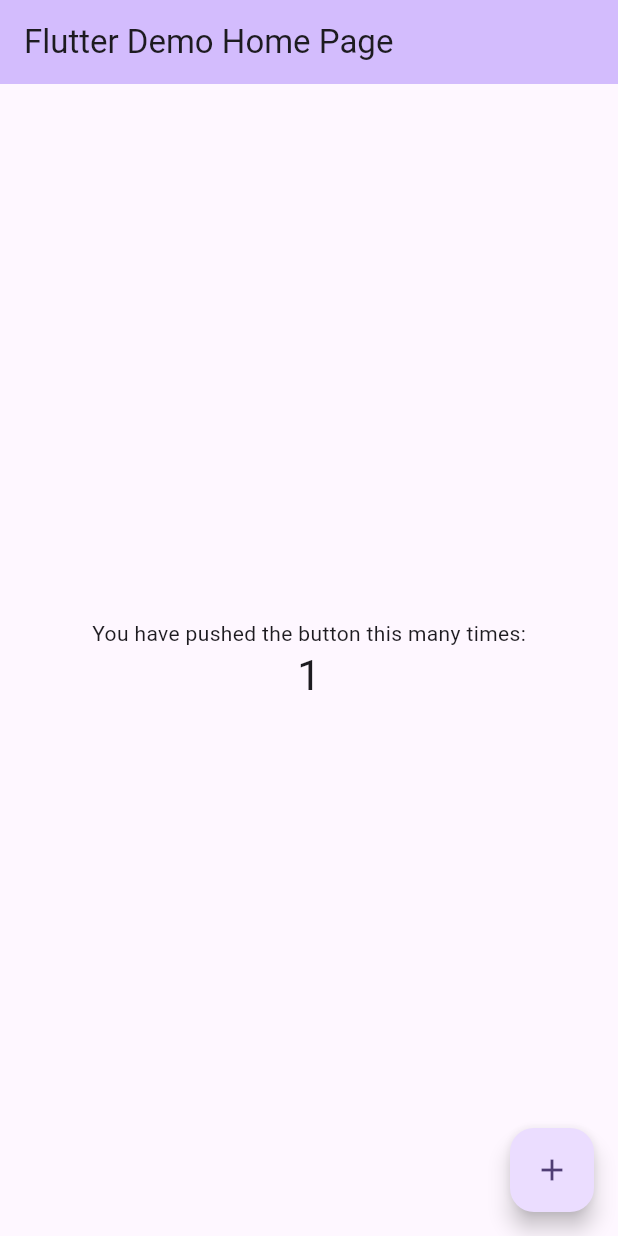
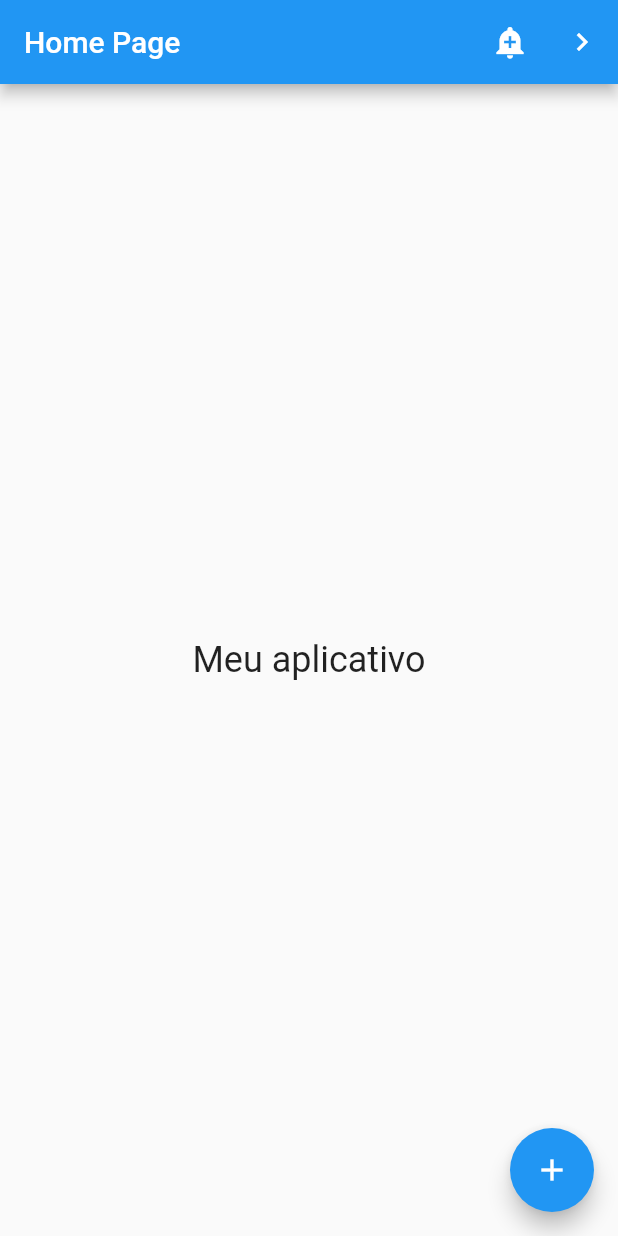
Before and after one commit to AdryelJr/Aplicativo-conceito-flutter, a Flutter app: the screen it shows after launch, after a tap on the "add" icon, on a phone screen of 412 x 824 dp. Run offline on Flutter 3.47's test engine with Material 2 defaults, Android fonts, the phone set to English and light mode, and no system bars.

Commit message:
update code

```diff
--- a/analysis_options.yaml
+++ b/analysis_options.yaml
@@ -22,6 +22,7 @@ linter:
   # `// ignore_for_file: name_of_lint` syntax on the line or in the file
   # producing the lint.
   rules:
+    prefer_const_constructors: false
     # avoid_print: false  # Uncomment to disable the `avoid_print` rule
     # prefer_single_quotes: true  # Uncomment to enable the `prefer_single_quotes` rule
 
--- /dev/null
+++ b/lib/home_page.dart
@@ -0,0 +1,87 @@
+import 'package:flutter/material.dart';
+
+class HomePage extends StatelessWidget {
+  const HomePage({super.key});
+
+  @override
+  Widget build(BuildContext context) {
+    return Scaffold(
+      appBar: AppBar(
+        title: Text('Home Page'),
+        actions: <Widget>[
+          IconButton(
+            icon: const Icon(Icons.add_alert),
+            tooltip: 'Show Snackbar',
+            onPressed: () {
+              ScaffoldMessenger.of(context).showSnackBar(
+                  const SnackBar(content: Text('mensagem do sininho')));
+            },
+          ),
+          IconButton(
+            icon: const Icon(Icons.navigate_next),
+            tooltip: 'Go to the next page',
+            onPressed: () {
+              Navigator.push(context,MaterialPageRoute<void>(
+                  builder: (BuildContext context) {
+                    return Scaffold(
+                      appBar: AppBar(
+                        title: const Text('Voltar Página'),
+                        actions: <Widget>[
+                          IconButton(
+                            icon: const Icon(Icons.navigate_next),
+                            tooltip: 'Go to the next page',
+                            onPressed: () {
+                              Navigator.push(context, MaterialPageRoute<void>(
+                                  builder: (BuildContext context) {
+                                    return Scaffold(
+                                      appBar: AppBar(
+                                        title: const Text('Voltar Página'),
+                                      ),
+                                      body: const Center(
+                                        child: Text(
+                                          'Terceira página',
+                                          style: TextStyle(fontSize: 24),
+                                        ),
+                                      ),
+                                      floatingActionButton:
+                                          FloatingActionButton(
+                                              child: Text('Botão pagina 3'),
+                                              onPressed: () {
+                                                print('botão pagina 3');
+                                              }),
+                                    );
+                                  },
+                                ),
+                              );
+                            },
+                          ),
+                        ],
+                      ),
+                      body: const Center(
+                        child: Text(
+                          'Segunda página',
+                          style: TextStyle(fontSize: 24),
+                        ),
+                      ),
+                    );
+                  },
+                ),
+              );
+            },
+          ),
+        ],
+      ),
+      body: Center(
+        child: Text(
+          'Meu aplicativo',
+          style: TextStyle(fontSize: 24),
+        ),
+      ),
+      floatingActionButton: FloatingActionButton(
+          child: Icon(Icons.add),
+          onPressed: () {
+            print('Botão pagina 1');
+          }),
+    );
+  }
+}
--- a/lib/main.dart
+++ b/lib/main.dart
@@ -1,125 +1,7 @@
 import 'package:flutter/material.dart';
 
+import 'myApp.dart';
+
 void main() {
-  runApp(const MyApp());
+  runApp(MyApp());
 }
-
-class MyApp extends StatelessWidget {
-  const MyApp({super.key});
-
-  // This widget is the root of your application.
-  @override
-  Widget build(BuildContext context) {
-    return MaterialApp(
-      title: 'Flutter Demo',
-      theme: ThemeData(
-        // This is the theme of your application.
-        //
-        // TRY THIS: Try running your application with "flutter run". You'll see
-        // the application has a blue toolbar. Then, without quitting the app,
-        // try changing the seedColor in the colorScheme below to Colors.green
-        // and then invoke "hot reload" (save your changes or press the "hot
-        // reload" button in a Flutter-supported IDE, or press "r" if you used
-        // the command line to start the app).
-        //
-        // Notice that the counter didn't reset back to zero; the application
-        // state is not lost during the reload. To reset the state, use hot
-        // restart instead.
-        //
-        // This works for code too, not just values: Most code changes can be
-        // tested with just a hot reload.
-        colorScheme: ColorScheme.fromSeed(seedColor: Colors.deepPurple),
-        useMaterial3: true,
-      ),
-      home: const MyHomePage(title: 'Flutter Demo Home Page'),
-    );
-  }
-}
-
-class MyHomePage extends StatefulWidget {
-  const MyHomePage({super.key, required this.title});
-
-  // This widget is the home page of your application. It is stateful, meaning
-  // that it has a State object (defined below) that contains fields that affect
-  // how it looks.
-
-  // This class is the configuration for the state. It holds the values (in this
-  // case the title) provided by the parent (in this case the App widget) and
-  // used by the build method of the State. Fields in a Widget subclass are
-  // always marked "final".
-
-  final String title;
-
-  @override
-  State<MyHomePage> createState() => _MyHomePageState();
-}
-
-class _MyHomePageState extends State<MyHomePage> {
-  int _counter = 0;
-
-  void _incrementCounter() {
-    setState(() {
-      // This call to setState tells the Flutter framework that something has
-      // changed in this State, which causes it to rerun the build method below
-      // so that the display can reflect the updated values. If we changed
-      // _counter without calling setState(), then the build method would not be
-      // called again, and so nothing would appear to happen.
-      _counter++;
-    });
-  }
-
-  @override
-  Widget build(BuildContext context) {
-    // This method is rerun every time setState is called, for instance as done
-    // by the _incrementCounter method above.
-    //
-    // The Flutter framework has been optimized to make rerunning build methods
-    // fast, so that you can just rebuild anything that needs updating rather
-    // than having to individually change instances of widgets.
-    return Scaffold(
-      appBar: AppBar(
-        // TRY THIS: Try changing the color here to a specific color (to
-        // Colors.amber, perhaps?) and trigger a hot reload to see the AppBar
-        // change color while the other colors stay the same.
-        backgroundColor: Theme.of(context).colorScheme.inversePrimary,
-        // Here we take the value from the MyHomePage object that was created by
-        // the App.build method, and use it to set our appbar title.
-        title: Text(widget.title),
-      ),
-      body: Center(
-        // Center is a layout widget. It takes a single child and positions it
-        // in the middle of the parent.
-        child: Column(
-          // Column is also a layout widget. It takes a list of children and
-          // arranges them vertically. By default, it sizes itself to fit its
-          // children horizontally, and tries to be as tall as its parent.
-          //
-          // Column has various properties to control how it sizes itself and
-          // how it positions its children. Here we use mainAxisAlignment to
-          // center the children vertically; the main axis here is the vertical
-          // axis because Columns are vertical (the cross axis would be
-          // horizontal).
-          //
-          // TRY THIS: Invoke "debug painting" (choose the "Toggle Debug Paint"
-          // action in the IDE, or press "p" in the console), to see the
-          // wireframe for each widget.
-          mainAxisAlignment: MainAxisAlignment.center,
-          children: <Widget>[
-            const Text(
-              'You have pushed the button this many times:',
-            ),
-            Text(
-              '$_counter',
-              style: Theme.of(context).textTheme.headlineMedium,
-            ),
-          ],
-        ),
-      ),
-      floatingActionButton: FloatingActionButton(
-        onPressed: _incrementCounter,
-        tooltip: 'Increment',
-        child: const Icon(Icons.add),
-      ), // This trailing comma makes auto-formatting nicer for build methods.
-    );
-  }
-}
--- /dev/null
+++ b/lib/myApp.dart
@@ -0,0 +1,14 @@
+import 'package:flutter/material.dart';
+
+import 'home_page.dart';
+
+class MyApp extends StatelessWidget {
+  const MyApp({super.key});
+
+  @override
+  Widget build(BuildContext context) {
+    return MaterialApp(
+      home: HomePage(),
+    );
+  }
+}
```
Also changed, not shown: 1 other file.
